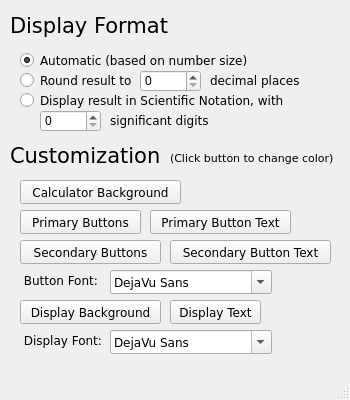
This is settings.ui in bhs24651/numeric-engine as Qt 5 draws it before an edit. The edited form follows.
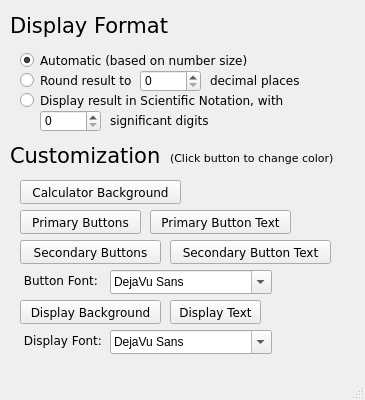
This is the edited form.

Commit message: Reimplemented display of About form as QDialog instead of QWidget

Patch:
```diff
--- a/settings.ui
+++ b/settings.ui
@@ -6,19 +6,19 @@
    <rect>
     <x>0</x>
     <y>0</y>
-    <width>350</width>
+    <width>365</width>
     <height>400</height>
    </rect>
   </property>
   <property name="minimumSize">
    <size>
-    <width>350</width>
+    <width>365</width>
     <height>400</height>
    </size>
   </property>
   <property name="maximumSize">
    <size>
-    <width>350</width>
+    <width>365</width>
     <height>400</height>
    </size>
   </property>
@@ -281,9 +281,7 @@
      </rect>
     </property>
     <property name="font">
-     <font>
-      <family>DejaVu Sans</family>
-     </font>
+     <font/>
     </property>
     <property name="currentFont">
      <font>
@@ -391,9 +389,7 @@
      </rect>
     </property>
     <property name="font">
-     <font>
-      <family>DejaVu Sans</family>
-     </font>
+     <font/>
     </property>
     <property name="currentFont">
      <font>
```
Left out of the diff: 16 changed lines with no effect on the pictures. The commit also changes 2 other files.
